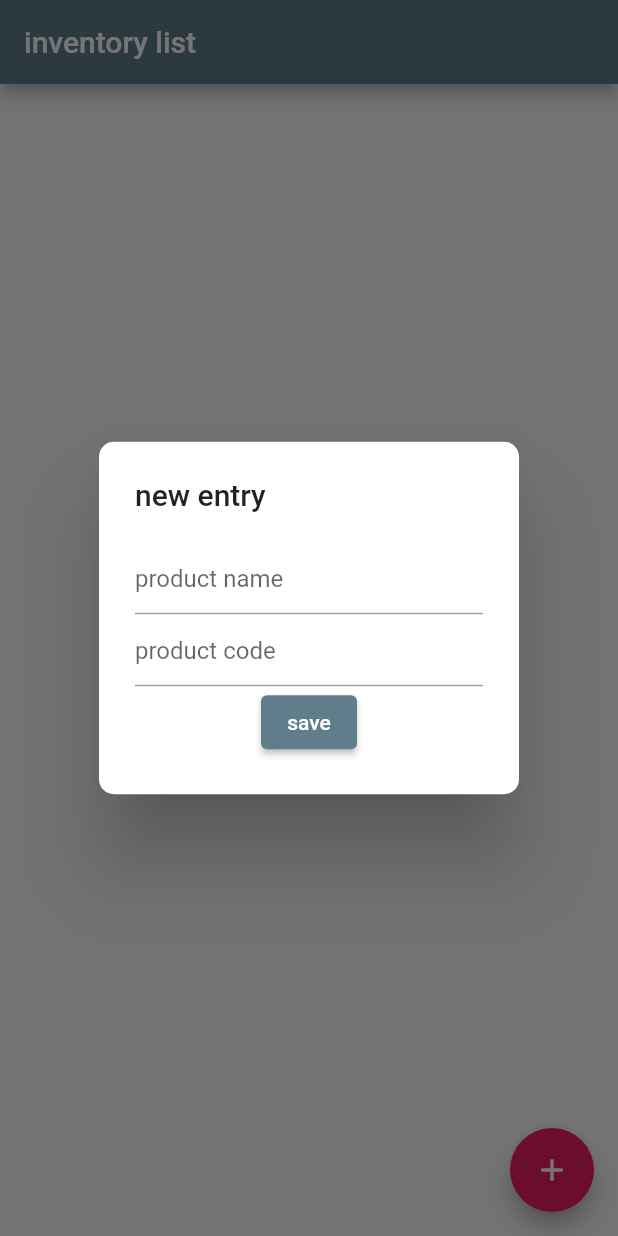
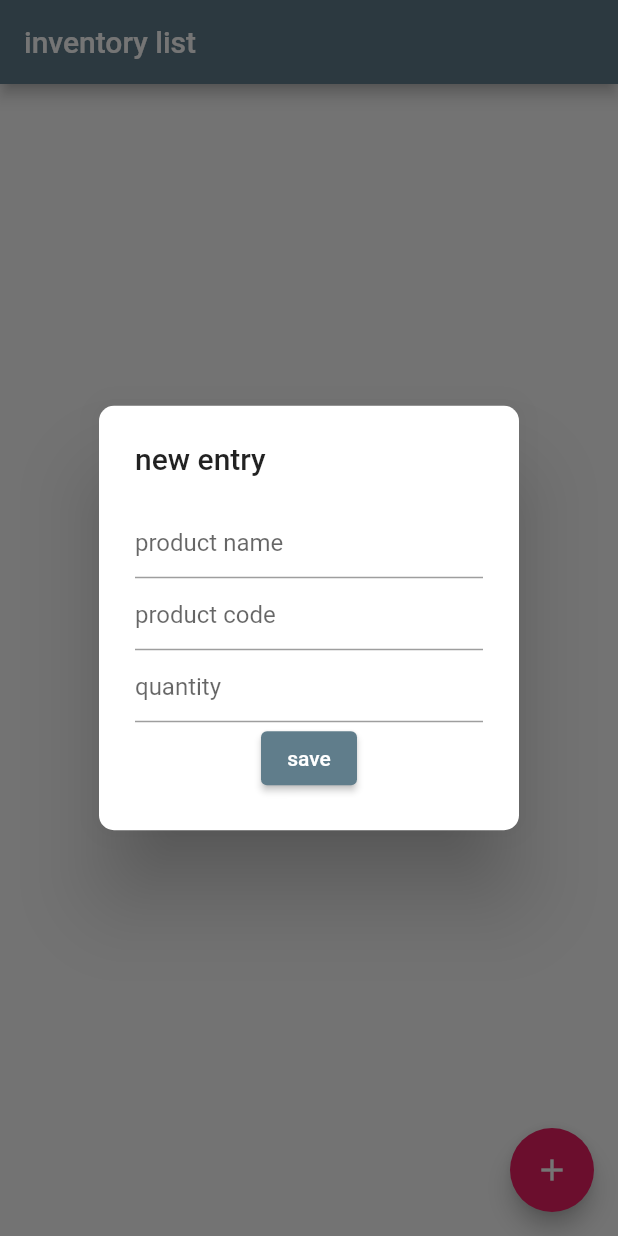
Before and after one commit to crimsoftit/d_pos_v2, a Flutter app: the screen it shows after launch, after a tap on the "add" icon, on a phone screen of 412 x 824 dp. Run offline on Flutter 3.47's test engine with Material 2 defaults, Android fonts, the light colour scheme and no system bars; our stand-ins replace sqflite; accounts and stored records are empty.

Commit message:
1. save inventory data into the database

```diff
--- a/lib/models/inventory_model.dart
+++ b/lib/models/inventory_model.dart
@@ -1,33 +1,31 @@
-
-
 class InventoryModel {
   int? _id;
   int _pCode = 0;
   String _name = "";
-  int _priority = 1;
+  int _quantity = 1;
 
-  InventoryModel(this._id, this._pCode, this._name, this._priority);
+  InventoryModel(this._id, this._pCode, this._name, this._quantity);
 
   int? get id => _id;
   int get pCode => _pCode;
   String get name => _name;
-  int get priority => _priority;
+  int get quantity => _quantity;
 
   set pCode(int newPcode) {
     _pCode = newPcode;
   }
 
   set name(String newName) {
-    if (newName.length <= 255) {
+    if (newName.length <= 255 || newName.length >= 3) {
       _name = newName;
     }
   }
 
-  set priority(int newPriority) {
-    _pCode = newPriority;
+  set quantity(int newQty) {
+    _quantity = newQty;
   }
 
-  // convert a InventoryModel object into a Map object
+  // convert an InventoryModel object into a Map object
   Map<String, dynamic> toMap() {
     var map = <String, dynamic>{};
 
@@ -36,7 +34,7 @@ class InventoryModel {
     }
     map['pCode'] = _pCode;
     map['name'] = _name;
-    map['priority'] = _priority;
+    map['quantity'] = _quantity;
 
     return map;
   }
@@ -46,6 +44,6 @@ class InventoryModel {
     _id = map['id'];
     _name = map['name'];
     _pCode = map['pCode'];
-    _priority = map['priority'];
+    _quantity = map['quantity'];
   }
 }
--- a/lib/models/sales_item.dart
+++ /dev/null
@@ -1,17 +0,0 @@
-class SalesItem {
-  int id;
-  int pCode;
-  String name;
-  String quantity;
-
-  SalesItem(this.id, this.pCode, this.name, this.quantity);
-
-  Map<String, dynamic> toMap() {
-    return {
-      'id': (id == 0) ? null : id,
-      'pCode': pCode,
-      'name': name,
-      'quantity': quantity
-    };
-  }
-}
--- /dev/null
+++ b/lib/models/sales_item_model.dart
@@ -0,0 +1,73 @@
+// ignore_for_file: unnecessary_getters_setters
+
+class SalesItemModel {
+  int? _id;
+  int _productCode = 0;
+  String _name = "";
+  int _quantity = 0;
+  String _date = "";
+
+  SalesItemModel(
+    this._productCode,
+    this._name,
+    this._quantity,
+    this._date,
+  );
+
+  SalesItemModel.withId(
+    this._id,
+    this._productCode,
+    this._name,
+    this._quantity,
+    this._date,
+  );
+
+  int? get id => _id;
+
+  int get productCode => _productCode;
+  String get name => _name;
+  int get quantity => _quantity;
+  String get date => _date;
+
+  set productCode(int newPcode) {
+    _productCode = newPcode;
+  }
+
+  set name(String newName) {
+    if (newName.length <= 255 || newName.length >= 3) {
+      _name = newName;
+    }
+  }
+
+  set quantity(int newQty) {
+    _quantity = newQty;
+  }
+
+  set date(String newDate) {
+    _date = newDate;
+  }
+
+  // convert a SalesItemModel Object into a Map object
+  Map<String, dynamic> toMap() {
+    var map = Map<String, dynamic>();
+
+    if (id != null) {
+      map['id'] = _id;
+    }
+    map['productCode'] = _productCode;
+    map['name'] = _name;
+    map['quantity'] = _quantity;
+    map['date'] = _date;
+
+    return map;
+  }
+
+  // extract a SalesItemModel object from a Map object
+  SalesItemModel.fromMapObject(Map<String, dynamic> map) {
+    this._id = map['id'];
+    this._productCode = map['productCode'];
+    this._name = map['name'];
+    this._quantity = map['quantity'];
+    this._date = map['date'];
+  }
+}
--- a/lib/ui/stock_list_dialog.dart
+++ b/lib/ui/stock_list_dialog.dart
@@ -5,6 +5,7 @@ import 'package:flutter/material.dart';
 class StockListDialog {
   final txtName = TextEditingController();
   final txtCode = TextEditingController();
+  final txtQty = TextEditingController();
 
   Widget buildDialog(
       BuildContext context, InventoryModel invModel, bool isNew) {
@@ -13,6 +14,11 @@ class StockListDialog {
     if (!isNew) {
       txtName.text = invModel.name;
       txtCode.text = invModel.pCode.toString();
+      txtQty.text = invModel.quantity.toString();
+    } else {
+      txtName.text = "";
+      txtCode.text = "";
+      txtQty.text = "";
     }
 
     return AlertDialog(
@@ -29,11 +35,16 @@ class StockListDialog {
               controller: txtCode,
               decoration: const InputDecoration(hintText: 'product code'),
             ),
+            TextField(
+              controller: txtQty,
+              decoration: const InputDecoration(hintText: 'quantity'),
+            ),
             ElevatedButton(
               child: const Text('save'),
               onPressed: () {
                 invModel.name = txtName.text;
                 invModel.pCode = int.parse(txtCode.text);
+                invModel.quantity = int.parse(txtQty.text);
                 helper.insertInventoryList(invModel);
                 Navigator.pop(context);
               },
```
Also changed, not shown: lib/ui/inventory_items_screen.dart (deleted, +0 -54 lines), lib/ui/stock_list.dart (+3 -4 lines), lib/utils/db_helper.dart (+20 -20 lines).
